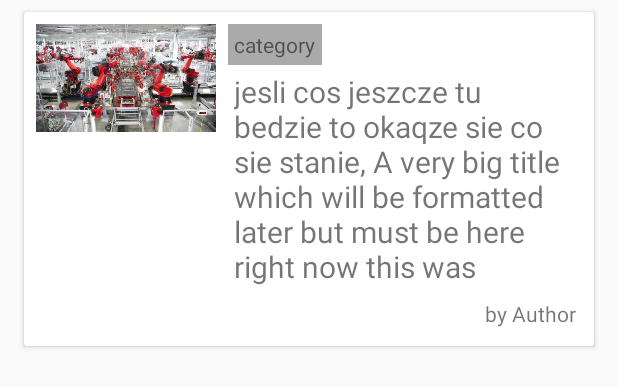
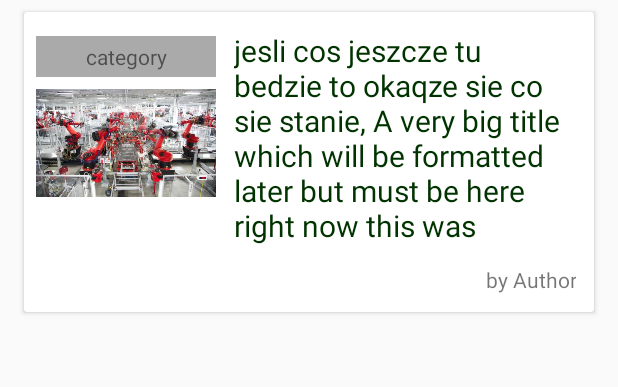
Before and after one commit to annabuczek/ArtificialIntelligenceNews, an Android app: the layout list_item.xml on its own in the app's theme, with its tools: preview values and no code run, on a phone screen of 412 x 824 dp. Shown: the top 387 px of the screen. Run offline under Robolectric (Android 15) with nearby library versions, the phone set to English and light mode, and no system bars.

Commit message:
Visual polish

```diff
--- a/app/src/main/res/layout/list_item.xml
+++ b/app/src/main/res/layout/list_item.xml
@@ -1,59 +1,63 @@
 <?xml version="1.0" encoding="utf-8"?>
-<FrameLayout
-    xmlns:android="http://schemas.android.com/apk/res/android"
+<FrameLayout xmlns:android="http://schemas.android.com/apk/res/android"
+    xmlns:app="http://schemas.android.com/apk/res-auto"
     xmlns:tools="http://schemas.android.com/tools"
-    xmlns:app="http://schemas.android.com/apk/res-auto"
     android:layout_width="match_parent"
     android:layout_height="wrap_content">
 
     <android.support.v7.widget.CardView
-    style = "@style/CardView.Light"
+        style="@style/CardView.Light"
         android:layout_width="match_parent"
         android:layout_height="wrap_content"
-    android:layout_marginTop="@dimen/list_item_margin_small"
         android:layout_marginBottom="@dimen/list_item_margin_small"
+        android:layout_marginLeft="@dimen/list_item_margin_large"
         android:layout_marginRight="@dimen/list_item_margin_large"
-    android:layout_marginLeft="@dimen/list_item_margin_large">
+        android:layout_marginTop="@dimen/list_item_margin_small">
 
         <android.support.constraint.ConstraintLayout
             android:layout_width="match_parent"
             android:layout_height="wrap_content"
+            android:minHeight="@dimen/list_item_min_height"
             android:padding="@dimen/list_item_margin_small">
 
             <ImageView
                 android:id="@+id/list_item_image_view"
                 android:layout_width="@dimen/image_list_item_width"
                 android:layout_height="wrap_content"
+                android:layout_marginEnd="@dimen/list_item_margin_large"
+                android:layout_marginRight="@dimen/list_item_margin_large"
+                android:layout_marginTop="@dimen/list_item_margin_small"
+                android:adjustViewBounds="true"
                 android:src="@drawable/placeholder_img"
-            android:adjustViewBounds="true"
-            app:layout_constraintTop_toTopOf="parent"
                 app:layout_constraintLeft_toLeftOf="parent"
-            android:layout_marginEnd="@dimen/list_item_margin_large"
-            android:layout_marginRight="@dimen/list_item_margin_large"/>
+                app:layout_constraintTop_toBottomOf="@id/list_item_category_tv" />
 
             <TextView
                 android:id="@+id/list_item_category_tv"
-            android:layout_width="wrap_content"
+                android:layout_width="@dimen/image_list_item_width"
                 android:layout_height="wrap_content"
+                android:gravity="center_horizontal"
+                android:layout_marginRight="@dimen/list_item_margin_small"
+                android:layout_marginTop="@dimen/list_item_margin_small"
                 android:background="@android:color/darker_gray"
+                android:padding="@dimen/list_item_padding"
+                app:layout_constraintEnd_toStartOf="@id/list_item_title_tv"
                 app:layout_constraintTop_toTopOf="parent"
-            app:layout_constraintStart_toEndOf="@id/list_item_image_view"
-            tools:text="category"
-            android:layout_marginLeft="@dimen/list_item_margin_small"
-            android:layout_marginRight="@dimen/list_item_margin_large"
-            android:padding="@dimen/list_item_padding" />
+                tools:text="category" />
 
             <TextView
                 android:id="@+id/list_item_title_tv"
                 android:layout_width="0dp"
                 android:layout_height="wrap_content"
+                android:layout_marginLeft="@dimen/list_item_margin_small"
+                android:layout_marginStart="@dimen/list_item_margin_small"
                 android:padding="@dimen/list_item_padding"
-            android:textSize="20dp"
-            android:layout_marginStart="@dimen/list_item_margin_small"
-            android:layout_marginLeft="@dimen/list_item_margin_small"
+                android:paddingBottom="30dp"
+                android:textColor="@color/colorPrimaryDark"
+                android:textSize="@dimen/title_text_size"
                 app:layout_constraintEnd_toEndOf="parent"
                 app:layout_constraintStart_toEndOf="@id/list_item_image_view"
-            app:layout_constraintTop_toBottomOf="@id/list_item_category_tv"
+                app:layout_constraintTop_toTopOf="parent"
                 tools:text="jesli cos jeszcze tu bedzie to okaqze sie co sie stanie, A very big title which will be formatted later but must be here right now this was" />
 
             <TextView
@@ -62,21 +66,20 @@
                 android:layout_height="wrap_content"
                 android:padding="@dimen/list_item_padding"
                 app:layout_constraintBottom_toBottomOf="parent"
-            app:layout_constraintTop_toBottomOf="@id/list_item_title_tv"
+                app:layout_constraintEnd_toStartOf="@id/list_item_author"
+                app:layout_constraintHorizontal_chainStyle="spread_inside"
                 app:layout_constraintStart_toStartOf="parent"
-            tools:text="@tools:sample/date/ddmmyy"
-            app:layout_constraintEnd_toStartOf="@id/list_item_author"
-            app:layout_constraintHorizontal_chainStyle="spread_inside"/>
+                tools:text="@tools:sample/date/ddmmyy" />
 
             <TextView
                 android:id="@+id/list_item_author"
-            android:layout_width="wrap_content"
+                android:layout_width="@dimen/author_text_view_width"
                 android:layout_height="wrap_content"
                 android:padding="@dimen/list_item_padding"
+                android:gravity="end"
                 app:layout_constraintBottom_toBottomOf="parent"
                 app:layout_constraintEnd_toEndOf="parent"
                 app:layout_constraintStart_toEndOf="@id/list_item_date"
-            app:layout_constraintTop_toBottomOf="@id/list_item_title_tv"
                 tools:text="by Author" />
         </android.support.constraint.ConstraintLayout>
 
--- a/app/src/main/res/layout/list_view_footer.xml
+++ b/app/src/main/res/layout/list_view_footer.xml
@@ -6,6 +6,8 @@
 
     <Button
         android:id="@+id/more_button"
+        android:textColor="@android:color/white"
+        android:background="@color/colorPrimary"
         android:layout_width="match_parent"
         android:layout_height="wrap_content"
         android:text="@string/more_button"
--- a/app/src/main/res/mipmap-anydpi-v26/ic_launcher.xml
+++ /dev/null
@@ -1,5 +0,0 @@
-<?xml version="1.0" encoding="utf-8"?>
-<adaptive-icon xmlns:android="http://schemas.android.com/apk/res/android">
-    <background android:drawable="@drawable/ic_launcher_background" />
-    <foreground android:drawable="@drawable/ic_launcher_foreground" />
-</adaptive-icon>
--- a/app/src/main/res/mipmap-anydpi-v26/ic_launcher_round.xml
+++ /dev/null
@@ -1,5 +0,0 @@
-<?xml version="1.0" encoding="utf-8"?>
-<adaptive-icon xmlns:android="http://schemas.android.com/apk/res/android">
-    <background android:drawable="@drawable/ic_launcher_background" />
-    <foreground android:drawable="@drawable/ic_launcher_foreground" />
-</adaptive-icon>
--- a/app/src/main/res/values/colors.xml
+++ b/app/src/main/res/values/colors.xml
@@ -1,6 +1,13 @@
 <?xml version="1.0" encoding="utf-8"?>
 <resources>
-    <color name="colorPrimary">#3F51B5</color>
-    <color name="colorPrimaryDark">#303F9F</color>
-    <color name="colorAccent">#FF4081</color>
+    <color name="colorPrimary">#1b5e20</color>
+    <color name="colorPrimaryDark">#003300</color>
+    <color name="primaryLight">#c8e6c9</color>
+    <color name="colorAccent">#ff8f00</color>
+
+    <color name="color_category_technology">#ff8f00</color>
+    <color name="color_category_science">#ffa000</color>
+    <color name="color_category_opinion">#ffb300</color>
+    <color name="color_category_default">#ffc107</color>
+
 </resources>
--- a/app/src/main/res/values/dimens.xml
+++ b/app/src/main/res/values/dimens.xml
@@ -4,7 +4,10 @@
     <dimen name="list_item_margin_small">8dp</dimen>
     <dimen name="list_item_margin_large">16dp</dimen>
     <dimen name="list_item_padding">4dp</dimen>
+    <dimen name="list_item_min_height">200dp</dimen>
 
     <dimen name="image_list_item_width">120dp</dimen>
+    <dimen name="author_text_view_width">200dp</dimen>
+    <dimen name="title_text_size">20sp</dimen>
 
 </resources>
--- a/app/src/main/res/values/strings.xml
+++ b/app/src/main/res/values/strings.xml
@@ -1,4 +1,5 @@
 <resources>
+    <string name="launcher_name">AI News</string>
     <string name="app_name">Artificial Intelligence News</string>
 
     <string name="more_button">more articles</string>
```
Also changed, not shown: app/src/main/AndroidManifest.xml (+4 -4 lines), app/src/main/java/com/example/android/artificialintelligencenews/ArticleAdapter.java (+25 -1 lines), app/src/main/res/layout/activity_main.xml (+6 -2 lines), app/src/main/res/mipmap-hdpi/ic_launcher.png, app/src/main/res/mipmap-hdpi/ic_launcher_round.png (deleted), app/src/main/res/mipmap-mdpi/ic_launcher.png, app/src/main/res/mipmap-mdpi/ic_launcher_round.png (deleted), app/src/main/res/mipmap-xhdpi/ic_launcher.png, app/src/main/res/mipmap-xhdpi/ic_launcher_round.png (deleted), app/src/main/res/mipmap-xxhdpi/ic_launcher.png, app/src/main/res/mipmap-xxhdpi/ic_launcher_round.png (deleted), app/src/main/res/mipmap-xxxhdpi/ic_launcher.png, app/src/main/res/mipmap-xxxhdpi/ic_launcher_round.png (deleted). Lines whose indentation alone changed are shown as unchanged.
